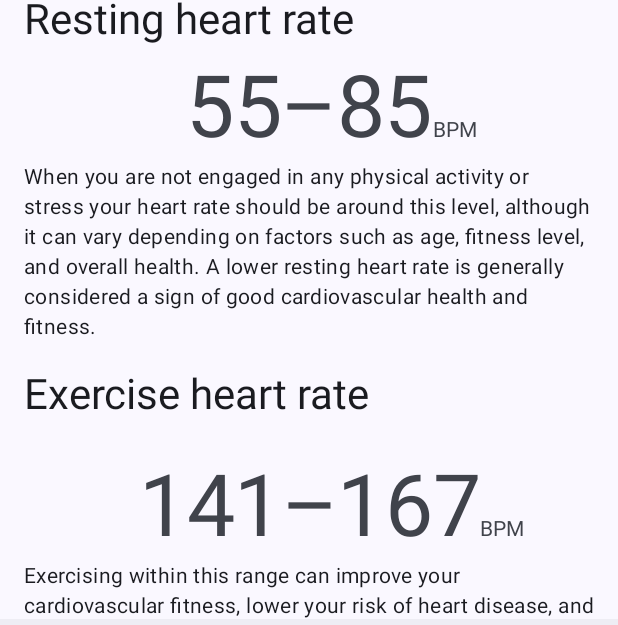
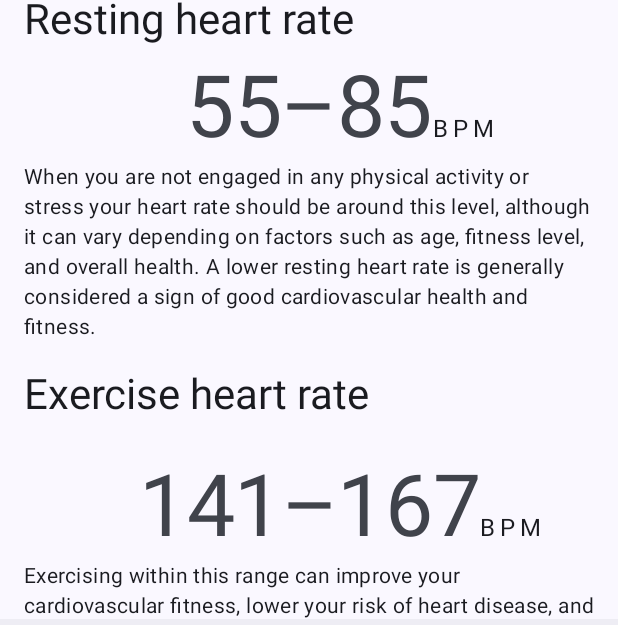
Before and after one commit to Maxr1998/pHeart, an Android app: the fragment ProfileFragment placed in its activity, on a phone screen of 412 x 824 dp. Shown: the part 497-1122 px from the top of the screen. Run offline under Robolectric (Android 15) with nearby library versions, the phone set to English and light mode, and no system bars; 7 statements that could not run were skipped.

Commit message:
:eyes: Adjust styling of bpm display layout

```diff
--- a/app/src/main/res/layout/display_bpm.xml
+++ b/app/src/main/res/layout/display_bpm.xml
@@ -18,11 +18,12 @@
 
     <TextView
         android:id="@+id/bpm_label"
+        style="@style/TextAppearance.Material3.BodyLarge"
         android:layout_width="wrap_content"
         android:layout_height="wrap_content"
+        android:letterSpacing="0.2"
         android:text="@string/bpm"
         app:layout_constraintBaseline_toBaselineOf="@id/bpm_text"
-        app:layout_constraintStart_toEndOf="@id/bpm_text"
-        tools:text="BPM" />
+        app:layout_constraintStart_toEndOf="@id/bpm_text" />
 
 </androidx.constraintlayout.widget.ConstraintLayout>
```
